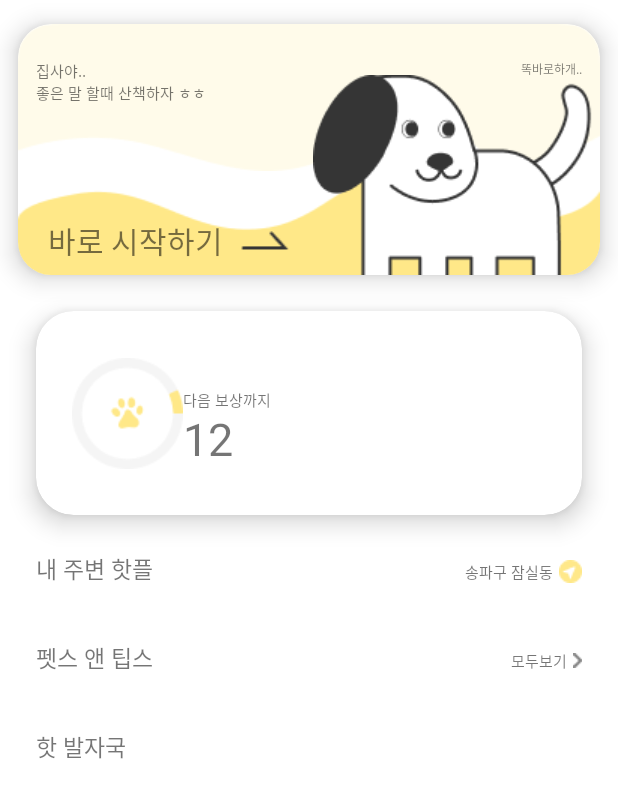
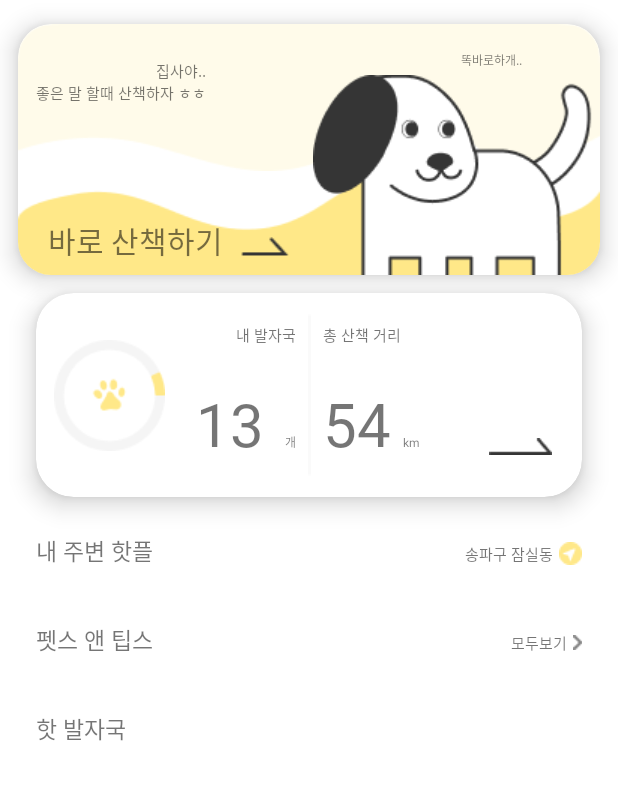
Before and after one commit to Kkosunae/android, an Android app: the layout fragment_home.xml on its own in the app's theme, with its tools: preview values and no code run, on a phone screen of 412 x 824 dp. Shown: the top 798 px of the screen. Run offline under Robolectric (Android 15) with nearby library versions, the phone set to English and light mode, and no system bars.

Commit message:
[KKO-179] modify main banner, walk, hot walk

```diff
--- a/app/src/main/java/com/kkosunae/adapter/HomeListAdapter.kt
+++ b/app/src/main/java/com/kkosunae/adapter/HomeListAdapter.kt
@@ -11,8 +11,8 @@ import com.kkosunae.model.HomeItem
 class HomeListAdapter (val itemList : ArrayList<HomeItem>) : RecyclerView.Adapter<HomeListAdapter.HomeViewHolder>(){
 
     inner class HomeViewHolder(itemView : View) : RecyclerView.ViewHolder(itemView) {
-        var tvTitle = itemView.findViewById<TextView>(R.id.item_tv_title)
-        var tvContent = itemView.findViewById<TextView>(R.id.item_tv_content)
+        var tvTitle = itemView.findViewById<TextView>(R.id.item_tv_name)
+        var tvContent = itemView.findViewById<TextView>(R.id.item_tv_contents)
 
     }
 
--- a/app/src/main/res/layout/fragment_home.xml
+++ b/app/src/main/res/layout/fragment_home.xml
@@ -42,6 +42,7 @@
                         android:layout_marginStart="12dp"
                         android:layout_marginTop="24dp"
                         android:text="집사야..\n좋은 말 할때 산책하자 ㅎㅎ"
+                        android:gravity="end"
                         android:textSize="10dp"/>
                     <TextView
                         android:id="@+id/tv_home_main_co2"
@@ -50,8 +51,8 @@
                         app:layout_constraintEnd_toEndOf="parent"
                         app:layout_constraintTop_toTopOf="parent"
                         android:text="똑바로하개.."
-                        android:layout_marginTop="24dp"
-                        android:layout_marginEnd="12dp"
+                        android:layout_marginTop="18dp"
+                        android:layout_marginEnd="52dp"
                         android:textSize="8sp"/>
                     <TextView
                         android:id="@+id/tv_home_main_start"
@@ -59,7 +60,7 @@
                         android:layout_height="wrap_content"
                         app:layout_constraintStart_toStartOf="parent"
                         app:layout_constraintBottom_toBottomOf="parent"
-                        android:text="바로 시작하기"
+                        android:text="바로 산책하기"
                         android:textSize="20sp"
                         android:layout_marginStart="20dp"
                         android:layout_marginBottom="8dp"/>
@@ -68,9 +69,9 @@
                         android:layout_height="wrap_content"
                         app:layout_constraintStart_toEndOf="@+id/tv_home_main_start"
                         app:layout_constraintBottom_toBottomOf="parent"
+                        android:layout_marginBottom="12dp"
                         android:layout_marginStart="12dp"
-                        android:layout_marginBottom="16dp"
-                        android:src="@drawable/icon_home_start_vector" />
+                        android:src="@drawable/icon_home_start_vector_small" />
                 </androidx.constraintlayout.widget.ConstraintLayout>
             </androidx.cardview.widget.CardView>
 
@@ -84,46 +85,109 @@
                 app:layout_constraintBottom_toTopOf="@+id/home_layout_hotplace"
                 android:layout_marginStart="@dimen/home_walk_layout_margin_start"
                 android:layout_marginEnd="@dimen/home_walk_layout_margin_end"
-                android:layout_marginTop="24dp"
+                android:layout_marginTop="@dimen/home_walk_layout_margin_top"
                 app:cardCornerRadius="25dp"
                 app:cardElevation="10dp">
                 <androidx.constraintlayout.widget.ConstraintLayout
                     android:layout_width="match_parent"
                     android:layout_height="match_parent">
                     <ImageView
-                        android:id="@+id/home_iv_circle"
-                        android:layout_width="wrap_content"
-                        android:layout_height="wrap_content"
+                        android:id="@+id/home_walk_piechart_iv"
+                        android:layout_width="74dp"
+                        android:layout_height="74dp"
                         android:src="@drawable/home_reward_graph_default"
                         app:layout_constraintStart_toStartOf="parent"
                         app:layout_constraintTop_toTopOf="parent"
                         app:layout_constraintBottom_toBottomOf="parent"
-                        android:layout_marginStart="@dimen/home_walk_layout_margin_start"
+                        android:layout_marginStart="@dimen/home_walk_chart_margin_start"
+                        android:layout_marginTop="@dimen/home_walk_chart_margin_top"
+                        android:layout_marginBottom="@dimen/home_walk_chart_margin_bottom"
                         />
                     <TextView
-                        android:id="@+id/home_tv_2"
-                        android:layout_width="72dp"
-                        android:layout_height="42dp"
-                        android:text="다음 보상까지"
+                        android:id="@+id/home_walk_myfoot_tv"
+                        android:layout_width="wrap_content"
+                        android:layout_height="wrap_content"
+                        android:text="내 발자국"
                         android:textSize="10sp"
                         android:fontFamily="@font/nanum_r"
-                        app:layout_constraintStart_toEndOf="@+id/home_iv_circle"
-                        app:layout_constraintTop_toTopOf="@id/home_iv_circle"
+                        app:layout_constraintEnd_toStartOf="@+id/home_walk_line"
+                        app:layout_constraintTop_toTopOf="parent"
                         android:layout_marginTop="20dp"
+                        android:layout_marginEnd="8dp"
                         />
                     <TextView
+                        android:id="@+id/home_walk_num"
                         android:layout_width="wrap_content"
                         android:layout_height="wrap_content"
-                        android:text="12"
-                        android:textSize="30sp"
-                        app:layout_constraintStart_toEndOf="@id/home_iv_circle"
-                        app:layout_constraintBottom_toBottomOf="@id/home_iv_circle"/>
-                    <View
-                        android:layout_width="2dp"
-                        android:layout_height="0dp"
+                        android:text="13"
+                        android:textSize="40sp"
+                        android:fontFamily="@font/nanum_eb"
+                        app:layout_constraintEnd_toStartOf="@id/home_walk_ga"
+                        app:layout_constraintStart_toEndOf="@id/home_walk_piechart_iv"
+                        app:layout_constraintBottom_toBottomOf="@id/home_walk_piechart_iv"
+                        app:layout_constraintBaseline_toBaselineOf="@id/home_walk_ga"
+                        app:layout_constraintHorizontal_bias="0.6"/>
+                    <TextView
+                        android:id="@+id/home_walk_ga"
+                        android:layout_width="wrap_content"
+                        android:layout_height="wrap_content"
+                        android:text="개"
+                        android:textSize="8sp"
+                        app:layout_constraintEnd_toStartOf="@id/home_walk_line"
+                        app:layout_constraintBottom_toBottomOf="@id/home_walk_piechart_iv"
+                        android:layout_marginEnd="8dp"
+                        />
+                    <ImageView
+                        android:id="@+id/home_walk_line"
+                        android:layout_width="wrap_content"
+                        android:layout_height="wrap_content"
+                        android:src="@drawable/home_line"
                         app:layout_constraintStart_toStartOf="parent"
                         app:layout_constraintEnd_toEndOf="parent"
-                        app:layout_constraintTop_toTopOf="parent"/>
+                        app:layout_constraintTop_toTopOf="parent"
+                        app:layout_constraintBottom_toBottomOf="parent"/>
+                    <TextView
+                        android:id="@+id/home_walk_total_tv"
+                        android:layout_width="wrap_content"
+                        android:layout_height="wrap_content"
+                        android:text="총 산책 거리"
+                        android:textSize="10sp"
+                        android:fontFamily="@font/nanum_r"
+                        app:layout_constraintStart_toEndOf="@+id/home_walk_line"
+                        app:layout_constraintTop_toTopOf="parent"
+                        android:layout_marginTop="20dp"
+                        android:layout_marginStart="8dp"
+                        />
+                    <TextView
+                        android:id="@+id/home_walk_distance_tv"
+                        android:layout_width="wrap_content"
+                        android:layout_height="wrap_content"
+                        android:text="54"
+                        android:textSize="40sp"
+                        android:fontFamily="@font/nanum_eb"
+                        app:layout_constraintStart_toEndOf="@id/home_walk_line"
+                        app:layout_constraintBottom_toBottomOf="@id/home_walk_piechart_iv"
+                        android:layout_marginStart="8dp"
+                        app:layout_constraintBaseline_toBaselineOf="@id/home_walk_km"/>
+                    <TextView
+                        android:id="@+id/home_walk_km"
+                        android:layout_width="wrap_content"
+                        android:layout_height="wrap_content"
+                        android:text="km"
+                        android:textSize="8sp"
+                        app:layout_constraintStart_toEndOf="@id/home_walk_distance_tv"
+                        app:layout_constraintBottom_toBottomOf="@id/home_walk_piechart_iv"
+                        android:layout_marginStart="8dp"
+                        />
+                    <ImageView
+                        android:id="@+id/home_walk_next_iv"
+                        android:layout_width="wrap_content"
+                        android:layout_height="wrap_content"
+                        android:src="@drawable/icon_home_start_vector_large"
+                        app:layout_constraintEnd_toEndOf="parent"
+                        app:layout_constraintBottom_toBottomOf="parent"
+                        android:layout_marginEnd="20dp"
+                        android:layout_marginBottom="28dp"/>
                 </androidx.constraintlayout.widget.ConstraintLayout>
 
             </androidx.cardview.widget.CardView>
@@ -241,10 +305,11 @@
                 android:textSize="15sp"/>
             <androidx.recyclerview.widget.RecyclerView
                 android:id="@+id/home_rv"
-                android:layout_width="match_parent"
+                android:layout_width="0dp"
                 android:layout_height="wrap_content"
                 app:layout_constraintStart_toStartOf="parent"
                 app:layout_constraintTop_toBottomOf="@+id/home_tv"
+                app:layout_constraintEnd_toEndOf="parent"
                 android:layout_marginStart="@dimen/home_walk_layout_margin_start"
                 android:layout_marginEnd="@dimen/home_walk_layout_margin_end"
                 android:layout_marginTop="12dp"
--- a/app/src/main/res/layout/item_home_hotplace.xml
+++ b/app/src/main/res/layout/item_home_hotplace.xml
@@ -3,7 +3,6 @@
     android:layout_width="142dp"
     android:layout_height="155dp"
     app:cardCornerRadius="22dp"
-    app:cardElevation="1dp"
     android:layout_marginTop="8dp"
     android:layout_marginEnd="8dp"
     android:layout_marginBottom="1dp"
--- a/app/src/main/res/layout/item_home_tips.xml
+++ b/app/src/main/res/layout/item_home_tips.xml
@@ -3,7 +3,6 @@
     android:layout_width="342dp"
     android:layout_height="256dp"
     app:cardCornerRadius="22dp"
-    app:cardElevation="1dp"
     android:layout_marginEnd="4dp"
     xmlns:app="http://schemas.android.com/apk/res-auto">
     <androidx.constraintlayout.widget.ConstraintLayout
--- a/app/src/main/res/values/dimen.xml
+++ b/app/src/main/res/values/dimen.xml
@@ -19,6 +19,11 @@
     <!--  home tips  -->
     <dimen name="home_walk_layout_margin_start">24dp</dimen>
     <dimen name="home_walk_layout_margin_end">24dp</dimen>
+    <dimen name="home_walk_layout_margin_top">12dp</dimen>
+
+    <dimen name="home_walk_chart_margin_start">12dp</dimen>
+    <dimen name="home_walk_chart_margin_top">24dp</dimen>
+    <dimen name="home_walk_chart_margin_bottom">24dp</dimen>
     <!--  home hot walk  -->
 
 </resources>
```
Also changed, not shown: app/src/main/res/layout/item_home.xml (+54 -13 lines), app/src/main/res/layout/view_home_main_start.xml (added, +62 -0 lines), app/src/main/java/com/kkosunae/view/activity/LoginActivity.kt (line endings or trailing spaces), app/src/main/res/drawable/home_line.png (added), app/src/main/res/drawable/icon_follow.png (added), app/src/main/res/drawable/icon_home_start_vector_large.png (added), app/src/main/res/drawable/icon_home_start_vector_small.png (renamed from app/src/main/res/drawable/icon_home_start_vector.png).
